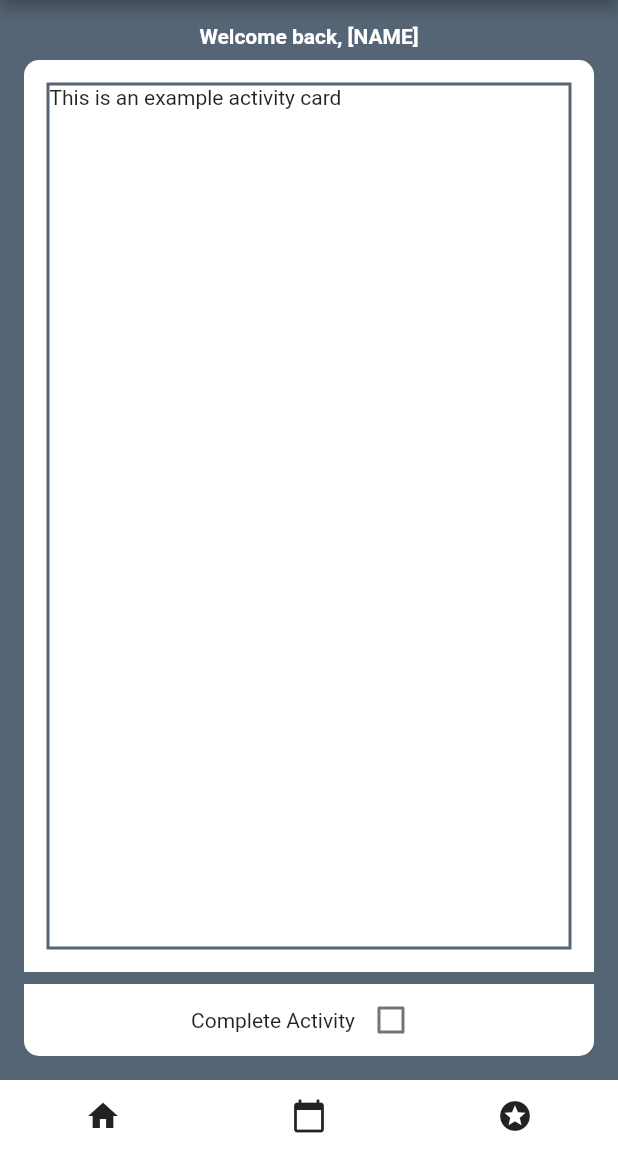
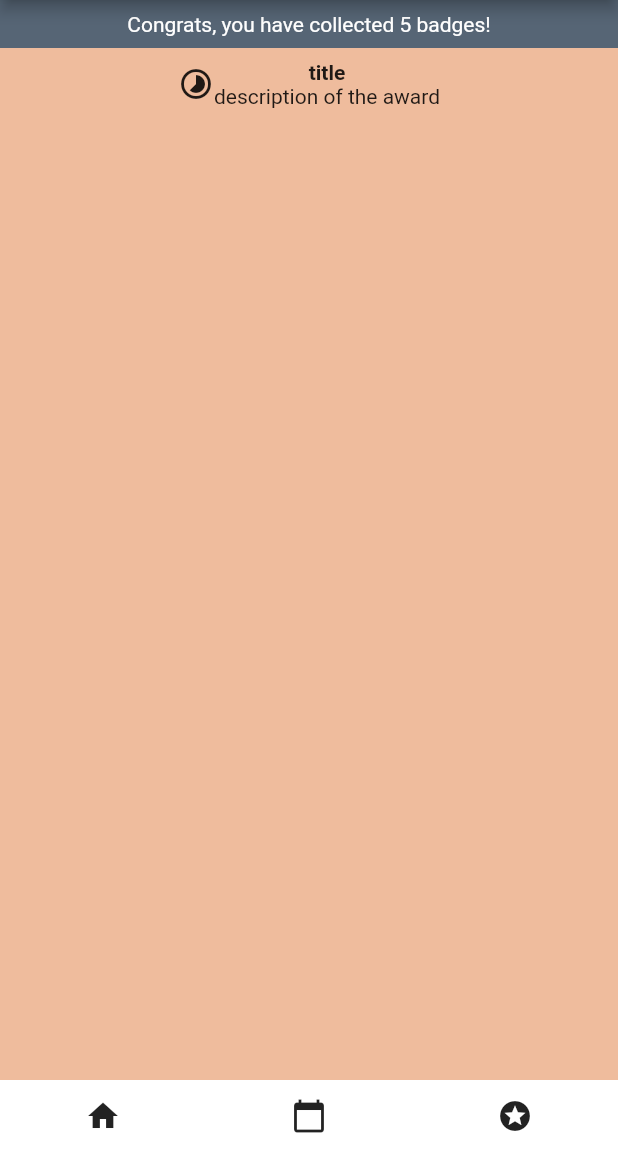
Before and after one commit to levylevylevy/onceadailydo, a Flutter app: the screen it shows after launch, on a phone screen of 412 x 824 dp, the part 84-1236 px from its top. Run offline on Flutter 3.47's test engine with Material 2 defaults, Android fonts, the light colour scheme and no system bars; our stand-ins replace google_fonts.

Commit message:
make basic achievements page

```diff
--- a/lib/main.dart
+++ b/lib/main.dart
@@ -1,3 +1,4 @@
+import 'package:HopHacks/screens/AchievementListScreen.dart';
 import 'package:HopHacks/screens/ActivitySuggestionScreen.dart';
 import 'package:HopHacks/screens/NewUserFormScreen.dart';
 import 'package:flutter/material.dart';
@@ -13,7 +14,7 @@ class OnceADailyDo extends StatelessWidget {
   Widget build(BuildContext context) {
     return MaterialApp(
       home: DefaultTextStyle(
-        child: ActivitySuggestionScreen(),
+        child: AchievementListScreen(),
         style: GoogleFonts.poppins(),
       ),
     );
--- /dev/null
+++ b/lib/screens/AchievementListScreen.dart
@@ -0,0 +1,82 @@
+import 'package:HopHacks/components/MainHeaderAndNavigation.dart';
+import 'package:flutter/material.dart';
+
+/// Screen that displays all of a user's achivements with achievement cards describing each.
+class AchievementListScreen extends StatelessWidget {
+  final int numBadges = 5;
+
+  @override
+  Widget build(BuildContext context) {
+    return MainHeaderAndNavigation(
+      child: Container(
+        color: Color(0xFFEFBC9D),
+        child: Column(
+          crossAxisAlignment: CrossAxisAlignment.center,
+          children: [
+            StatusBar(numBadges),
+            Expanded(
+              child: ListView(
+                children: [
+                  AchievementCard('title', 'description of the award'),
+                ],
+              ),
+            ),
+          ],
+        ),
+      ),
+    );
+  }
+}
+
+/// Status bar that describes how many badges a user has
+class StatusBar extends StatelessWidget {
+  final int numBadges;
+
+  StatusBar(this.numBadges);
+
+  @override
+  Widget build(BuildContext context) {
+    return Container(
+      width: double.infinity,
+      color: Color(0xFF566575),
+      child: Padding(
+        padding: const EdgeInsets.all(8.0),
+        child: Center(
+          child: Text(
+            'Congrats, you have collected $numBadges badges!',
+            style: TextStyle(color: Colors.white),
+          ),
+        ),
+      ),
+    );
+  }
+}
+
+/// Card that describes an achievement
+class AchievementCard extends StatelessWidget {
+  final String title;
+  final String description;
+
+  /// Constructs an achievment card with a given title and description.
+  AchievementCard(this.title, this.description);
+
+  @override
+  Widget build(BuildContext context) {
+    return Padding(
+      padding: const EdgeInsets.all(8.0),
+      child: Row(
+        mainAxisAlignment: MainAxisAlignment.center,
+        children: [
+          Icon(Icons.timelapse),
+          Column(
+            mainAxisAlignment: MainAxisAlignment.center,
+            children: [
+              Text(this.title, style: TextStyle(fontWeight: FontWeight.bold)),
+              Text(this.description),
+            ],
+          ),
+        ],
+      ),
+    );
+  }
+}
```
